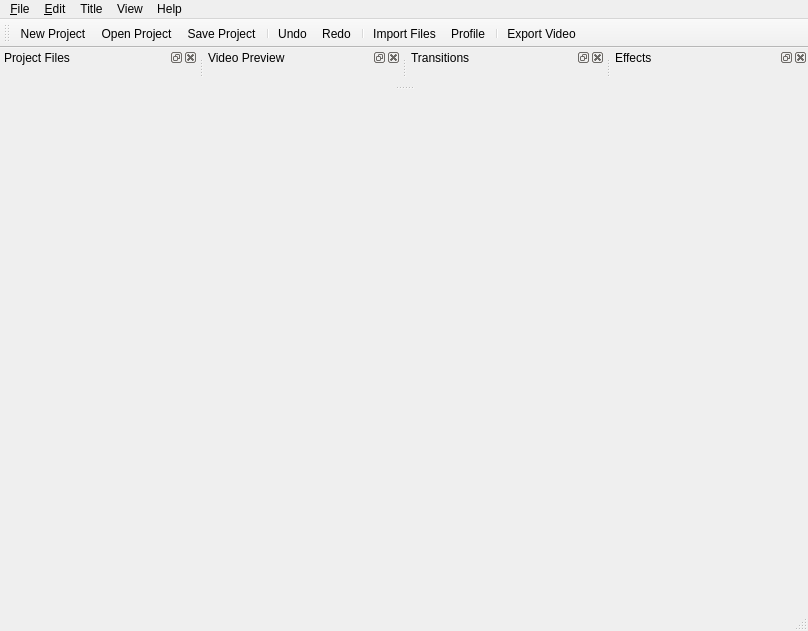
OpenShot/openshot-qt, file src/windows/ui/main-window.ui: the form before one commit.
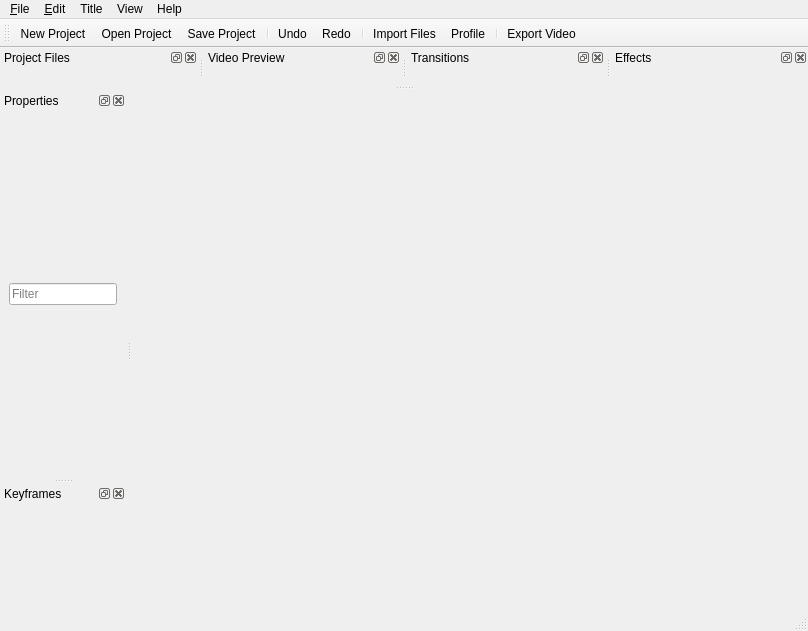
The form after the commit. Icons and pictures are not drawn.

Commit message: Added experimental property window (generated dynamically from inspecting a libopenshot clip)

The edit to the form file:
```diff
--- a/src/windows/ui/main-window.ui
+++ b/src/windows/ui/main-window.ui
@@ -247,6 +247,46 @@
     </layout>
    </widget>
   </widget>
+  <widget class="QDockWidget" name="dockProperties">
+   <property name="floating">
+    <bool>false</bool>
+   </property>
+   <property name="allowedAreas">
+    <set>Qt::AllDockWidgetAreas</set>
+   </property>
+   <property name="windowTitle">
+    <string>Properties</string>
+   </property>
+   <attribute name="dockWidgetArea">
+    <number>1</number>
+   </attribute>
+   <widget class="QWidget" name="dockPropertiesContent">
+    <layout class="QGridLayout" name="gridLayout_6">
+     <item row="0" column="0">
+      <widget class="QLineEdit" name="txtPropertyFilter">
+       <property name="inputMask">
+        <string/>
+       </property>
+       <property name="text">
+        <string/>
+       </property>
+       <property name="placeholderText">
+        <string>Filter</string>
+       </property>
+      </widget>
+     </item>
+    </layout>
+   </widget>
+  </widget>
+  <widget class="QDockWidget" name="dockKeyframe">
+   <property name="windowTitle">
+    <string>Keyframes</string>
+   </property>
+   <attribute name="dockWidgetArea">
+    <number>1</number>
+   </attribute>
+   <widget class="QWidget" name="dockWidgetContents_6"/>
+  </widget>
   <action name="actionNew">
    <property name="icon">
     <iconset theme="document-new" resource="../../images/openshot.qrc">
```
Left out of the diff: 22 changed lines with no effect on the pictures. The commit also changes 3 other files.
